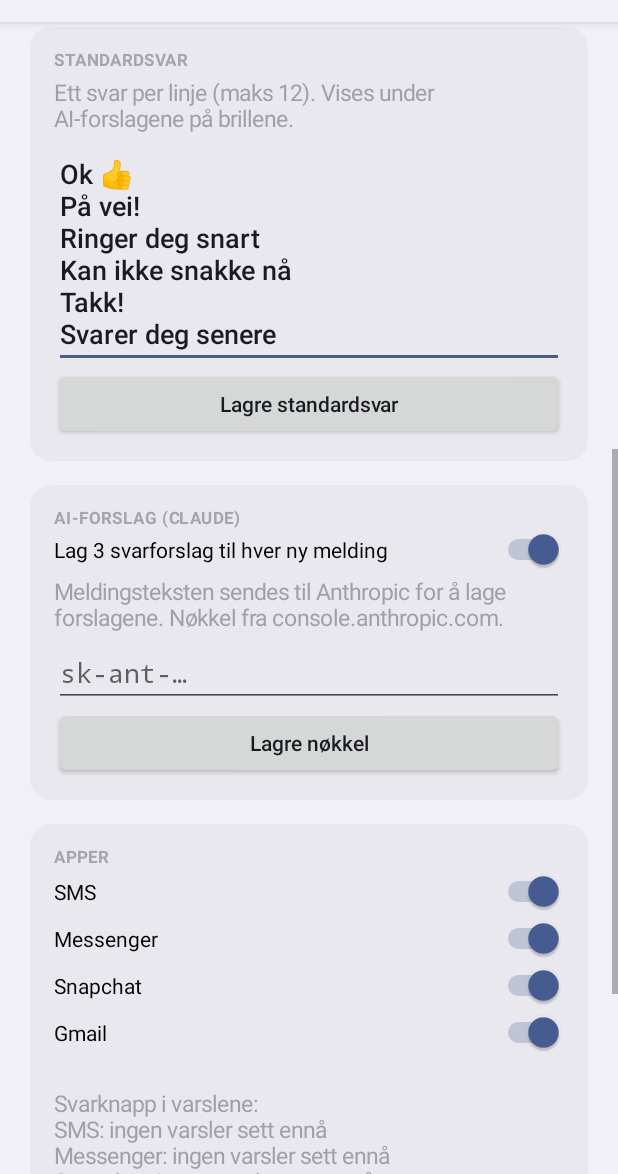
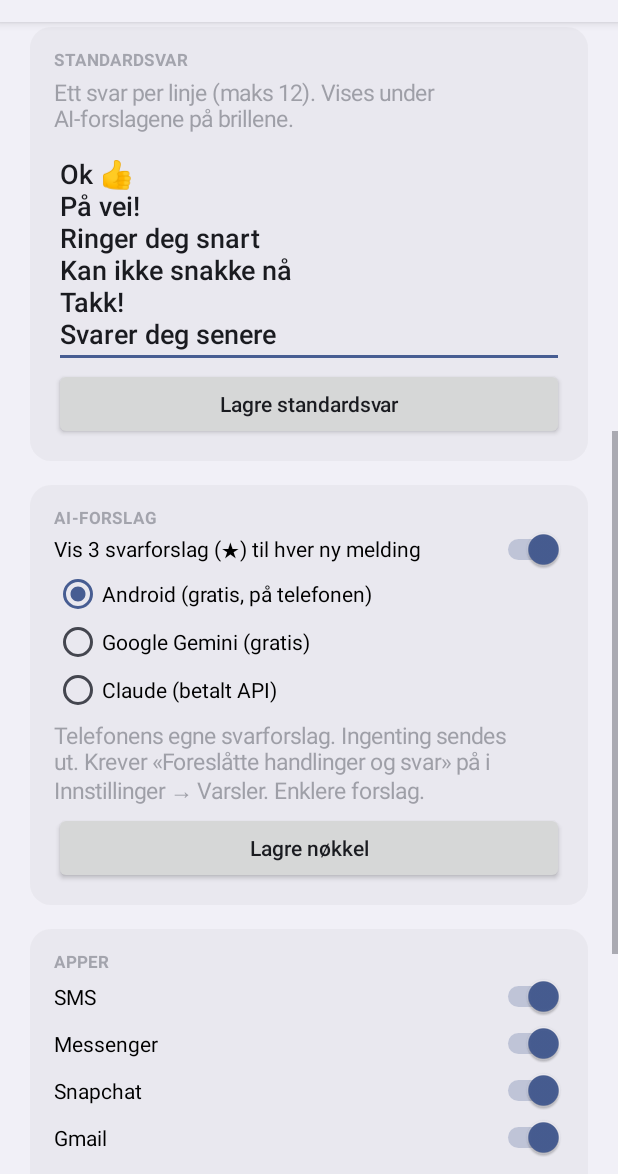
Before and after one commit to herlids/g2-meldinger, an Android app: the screen it shows after launch (MainActivity), scrolled down 537 dp, on a phone screen of 412 x 824 dp, the part 62-1236 px from its top. Run offline under Robolectric (Android 15) with nearby library versions, the phone set to English and light mode, and no system bars.

Commit message:
Gratis AI-forslag: Androids egne svarforslag og Google Gemini
Velg leverandør i appen: Android (lokalt), Gemini (gratisnivå) eller Claude (API).
Faller tilbake på Androids forslag hvis skytjenesten feiler.

Co-Authored-By: Claude Opus 5.5 <noreply@anthropic.com>
Claude-Session: https://claude.ai/code/session_019xDq6964svcpsd3EVQWb9A

```diff
--- a/android/app/src/main/java/no/hermann/g2meldinger/MainActivity.kt
+++ b/android/app/src/main/java/no/hermann/g2meldinger/MainActivity.kt
@@ -20,6 +20,8 @@ import android.view.View
 import android.widget.Button
 import android.widget.EditText
 import android.widget.LinearLayout
+import android.widget.RadioButton
+import android.widget.RadioGroup
 import android.widget.ScrollView
 import android.widget.Switch
 import android.widget.TextView
@@ -115,24 +117,54 @@ class MainActivity : Activity() {
         })
 
         // AI
-        val ai = card("AI-FORSLAG (CLAUDE)")
-        val aiSwitch = Switch(this).apply {
-            text = "Lag 3 svarforslag til hver ny melding"
+        val ai = card("AI-FORSLAG")
+        ai.addView(Switch(this).apply {
+            text = "Vis 3 svarforslag (★) til hver ny melding"
             isChecked = prefs.aiEnabled
             setOnCheckedChangeListener { _, on -> prefs.aiEnabled = on }
+        })
+
+        val providers = listOf(
+            Triple("android", "Android (gratis, på telefonen)",
+                "Telefonens egne svarforslag. Ingenting sendes ut. Krever «Foreslåtte handlinger og svar» på i Innstillinger → Varsler. Enklere forslag."),
+            Triple("gemini", "Google Gemini (gratis)",
+                "Smarte forslag gratis. Nøkkel fra aistudio.google.com. NB: Google bruker data fra gratisnivået til å forbedre produktene sine – meldingene kan altså leses av Google."),
+            Triple("claude", "Claude (betalt API)",
+                "Beste forslag. Krever kreditt på platform.claude.com – Pro-abonnementet dekker ikke dette."),
+        )
+        val providerInfo = body("", dim = true)
+        val geminiEdit = keyField("Gemini-nøkkel (AIza…)", prefs.geminiKey)
+        val claudeEdit = keyField("Claude-nøkkel (sk-ant-…)", prefs.apiKey)
+        fun showFor(p: String) {
+            providerInfo.text = providers.first { it.first == p }.third
+            geminiEdit.visibility = if (p == "gemini") View.VISIBLE else View.GONE
+            claudeEdit.visibility = if (p == "claude") View.VISIBLE else View.GONE
         }
-        ai.addView(aiSwitch)
-        ai.addView(body("Meldingsteksten sendes til Anthropic for å lage forslagene. Nøkkel fra console.anthropic.com.", dim = true))
-        val keyEdit = EditText(this).apply {
-            hint = "sk-ant-…"
-            setText(prefs.apiKey)
-            inputType = InputType.TYPE_CLASS_TEXT or InputType.TYPE_TEXT_VARIATION_PASSWORD
+        val group = RadioGroup(this).apply { orientation = RadioGroup.VERTICAL }
+        providers.forEachIndexed { i, (key, label, _) ->
+            group.addView(RadioButton(this).apply {
+                id = 1000 + i
+                text = label
+                isChecked = prefs.aiProvider == key
+                setPadding(0, px(4), 0, px(4))
+            })
         }
-        ai.addView(keyEdit)
+        group.setOnCheckedChangeListener { _, checkedId ->
+            val key = providers[checkedId - 1000].first
+            prefs.aiProvider = key
+            showFor(key)
+        }
+        ai.addView(group)
+        ai.addView(providerInfo)
+        ai.addView(geminiEdit)
+        ai.addView(claudeEdit)
         ai.addView(button("Lagre nøkkel") {
-            prefs.apiKey = keyEdit.text.toString()
-            toast(if (prefs.apiKey.isBlank()) "Nøkkel fjernet" else "Nøkkel lagret")
+            prefs.geminiKey = geminiEdit.text.toString()
+            prefs.apiKey = claudeEdit.text.toString()
+            Store.lastAiError = null
+            toast("Lagret")
         })
+        showFor(prefs.aiProvider)
 
         // Apper
         val apps = card("APPER")
@@ -167,6 +199,7 @@ class MainActivity : Activity() {
             append(if (battery) "● Batterioptimalisering av\n" else "○ Batterioptimalisering på – Samsung kan stoppe appen\n")
             append("Uleste samtaler: ${Store.count()}")
             Store.lastTestReply?.let { append("\nSiste testsvar fra brillene: «$it»") }
+            Store.lastAiError?.let { append("\n○ AI-feil (bruker Androids forslag i stedet): $it") }
         }
         accessButton.text = if (access) "Varseltilgang (innstillinger)" else "Gi varseltilgang"
         batteryButton.visibility = if (battery) View.GONE else View.VISIBLE
@@ -239,6 +272,12 @@ class MainActivity : Activity() {
         return c
     }
 
+    private fun keyField(hintText: String, value: String) = EditText(this).apply {
+        hint = hintText
+        setText(value)
+        inputType = InputType.TYPE_CLASS_TEXT or InputType.TYPE_TEXT_VARIATION_PASSWORD
+    }
+
     private fun button(t: String, onClick: () -> Unit) = Button(this).apply {
         text = t
         isAllCaps = false
--- a/android/app/src/main/java/no/hermann/g2meldinger/Prefs.kt
+++ b/android/app/src/main/java/no/hermann/g2meldinger/Prefs.kt
@@ -28,6 +28,15 @@ class Prefs(context: Context) {
         get() = sp.getString(KEY_API, "") ?: ""
         set(v) = sp.edit().putString(KEY_API, v.trim()).apply()
 
+    /** "android" (lokalt, gratis), "gemini" (gratisnivå) eller "claude" (betalt API). */
+    var aiProvider: String
+        get() = sp.getString(KEY_PROVIDER, null) ?: if (apiKey.isNotBlank()) "claude" else "android"
+        set(v) = sp.edit().putString(KEY_PROVIDER, v).apply()
+
+    var geminiKey: String
+        get() = sp.getString(KEY_GEMINI, "") ?: ""
+        set(v) = sp.edit().putString(KEY_GEMINI, v.trim()).apply()
+
     var aiEnabled: Boolean
         get() = sp.getBoolean(KEY_AI, true)
         set(v) = sp.edit().putBoolean(KEY_AI, v).apply()
@@ -40,6 +49,8 @@ class Prefs(context: Context) {
         private const val KEY_QUICK = "quick"
         private const val KEY_API = "api_key"
         private const val KEY_AI = "ai"
+        private const val KEY_PROVIDER = "ai_provider"
+        private const val KEY_GEMINI = "gemini_key"
         const val DEFAULT_QUICK = "Ok 👍\nPå vei!\nRinger deg snart\nKan ikke snakke nå\nTakk!\nSvarer deg senere"
     }
 }
--- a/android/app/src/main/java/no/hermann/g2meldinger/Store.kt
+++ b/android/app/src/main/java/no/hermann/g2meldinger/Store.kt
@@ -18,6 +18,7 @@ class Conversation(
     var ai: List<String> = emptyList()
     var aiStatus: String = "off"   // off | pending | ready | error
     var aiFor: String = ""         // signatur av meldingen forslagene gjelder
+    var systemReplies: List<String> = emptyList() // Androids egne svarforslag (lokalt, gratis)
 
     val canReply get() = replyAction != null || id == Store.TEST_ID
     val signature get() = messages.lastOrNull()?.let { "${it.ts}|${it.text}" } ?: ""
@@ -50,6 +51,7 @@ object Store {
     val stats = HashMap<String, AppStat>()
     @Volatile var rev = 0L; private set
     @Volatile var lastTestReply: String? = null
+    @Volatile var lastAiError: String? = null
     var onChange: (() -> Unit)? = null
 
     @Synchronized fun get(id: String) = conversations[id]
@@ -72,6 +74,8 @@ object Store {
     }
 
     @Synchronized fun count() = conversations.size
+
+    @Synchronized fun findByNotificationKey(key: String) = conversations.values.firstOrNull { it.notificationKey == key }
 
     @Synchronized fun recordStat(app: AppDef, hasReply: Boolean) {
         val s = stats.getOrPut(app.key) { AppStat() }
```
Also changed, not shown: android/app/src/main/java/no/hermann/g2meldinger/AiClient.kt (+9 -0 lines), android/app/src/main/java/no/hermann/g2meldinger/GeminiClient.kt (added, +70 -0 lines), android/app/src/main/java/no/hermann/g2meldinger/MessageListener.kt (+52 -6 lines), 1 other file.
